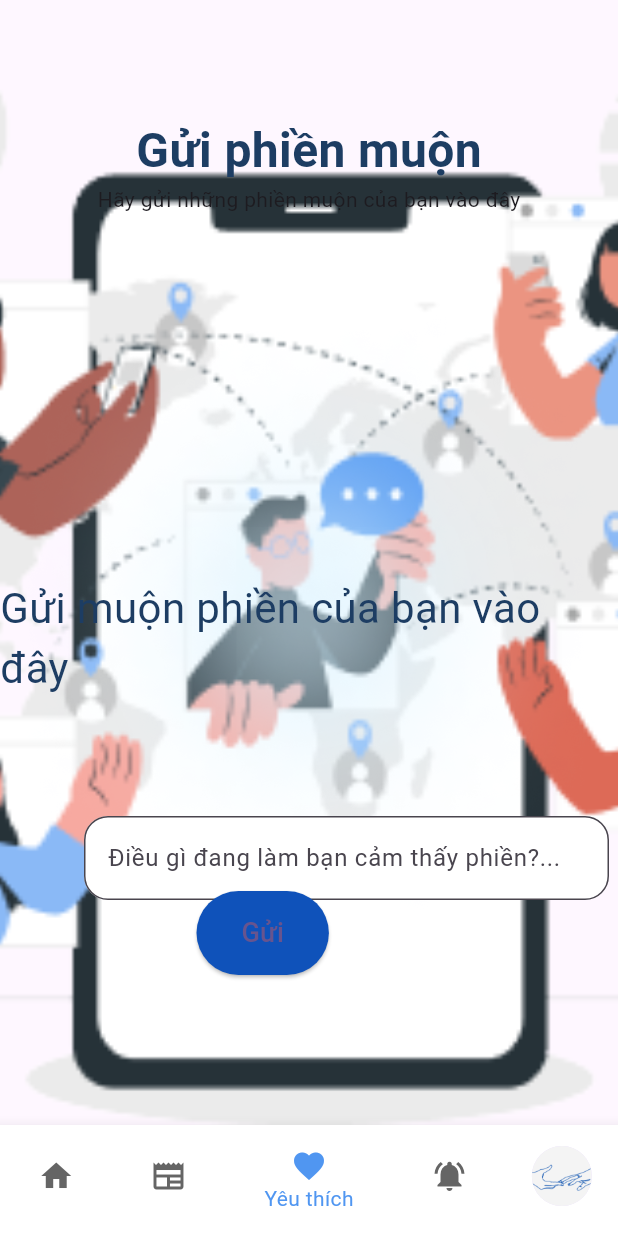
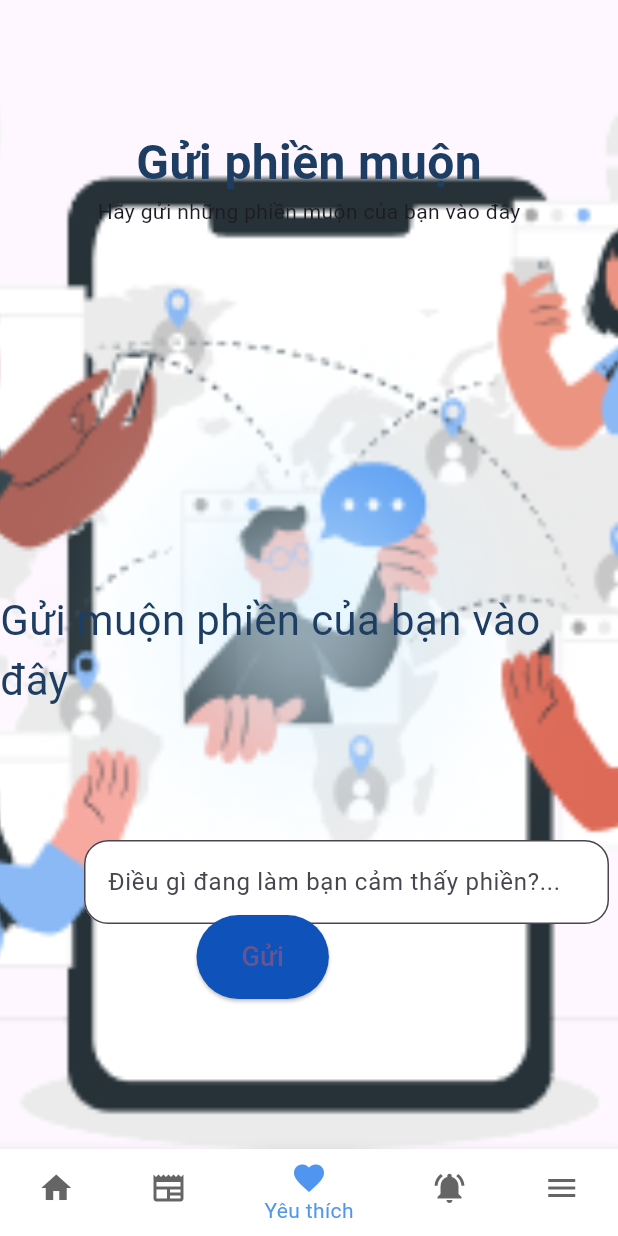
Before and after one commit to hduog/flt-genz-app, a Flutter app: the MainLayout screen opened directly, item 3 of the bottom bar chosen, on a phone screen of 412 x 824 dp. Run offline on Flutter 3.47's test engine with Material 3 defaults, Android fonts, the phone set to English and light mode, and no system bars; our stand-ins replace dio, flutter_riverpod, flutter_svg, fluttertoast, freezed_annotation, shared_preferences and 1 more; accounts and stored records are empty; network calls fail.

Commit message:
đống shit đỡ 1 tí @@

```diff
--- a/lib/core/data/models/PostModel/Author/AuthorGet.dart
+++ b/lib/core/data/models/PostModel/Author/AuthorGet.dart
@@ -6,7 +6,7 @@ part 'AuthorGet.g.dart';
 @freezed
 class AuthorGet with _$AuthorGet {
   factory AuthorGet({
-    @JsonKey(name: 'id') required int id,
+    @JsonKey(name: 'id') required String id,
     @JsonKey(name: 'fullName') required String fullName,
     @JsonKey(name: 'phone') String? phone,
     @JsonKey(name: 'aboutMe') String? aboutMe,
--- a/lib/core/data/models/PostModel/ImageGet/ImageGet.dart
+++ b/lib/core/data/models/PostModel/ImageGet/ImageGet.dart
@@ -6,7 +6,7 @@ part 'ImageGet.g.dart';
 @freezed
 class ImageGet with _$ImageGet {
   factory ImageGet({
-    @JsonKey(name: 'accountId') required int accountId, //DEFINE ENTITY
+    @JsonKey(name: 'accountId') required String accountId, //DEFINE ENTITY
     @JsonKey(name: 'postId') required String postId, //DEFINE ENTITY
     @JsonKey(name: 'path') required String path, //DEFINE ENTITY
   }) = _ImageGet;
--- a/lib/core/data/models/PostModel/PermissionPostGet/PermissionPostGet.dart
+++ b/lib/core/data/models/PostModel/PermissionPostGet/PermissionPostGet.dart
@@ -6,7 +6,7 @@ part 'PermissionPostGet.g.dart';
 @freezed
 class PermissionPostGet with _$PermissionPostGet {
   factory PermissionPostGet({
-    @JsonKey(name: 'id') required int id,
+    @JsonKey(name: 'id') required String id,
     @JsonKey(name: 'description')  String? description,
     @JsonKey(name: 'code')  String? code,
   }) = _PermissionPostGet;
--- a/lib/ui/view/blogs/blogs.dart
+++ b/lib/ui/view/blogs/blogs.dart
@@ -2,7 +2,6 @@ import 'package:flutter/material.dart';
 import 'package:flutter_application_1/core/constants/constants.dart';
 import 'package:flutter_application_1/ui/widget/blog_image.card.dart';
 import 'package:flutter_application_1/ui/widget/blogs.card.dart';
-import 'package:flutter_application_1/ui/widget/cate_image.card.dart';
 import 'package:flutter_application_1/ui/widget/cate_text_button.dart';
 import 'package:flutter_svg/flutter_svg.dart';
 
--- a/lib/ui/widget/main-layout.dart
+++ b/lib/ui/widget/main-layout.dart
@@ -4,9 +4,7 @@ import 'package:flutter_application_1/ui/view/blogs/blogs.dart';
 import 'package:flutter_application_1/ui/view/home/home.dart';
 import 'package:flutter_application_1/ui/view/menu/menu.dart';
 import 'package:flutter_application_1/ui/view/notifications/notifications.dart';
-import 'package:flutter_application_1/ui/view/profile/profile.dart';
 import 'package:flutter_application_1/ui/view/sendSorrow/sendSorrow.dart';
-import 'package:flutter_application_1/view-models/auth/user.prvd.dart';
 import 'package:flutter_riverpod/flutter_riverpod.dart';
 
 class MainLayout extends ConsumerStatefulWidget {
@@ -25,13 +23,11 @@ class _MainLayoutState extends ConsumerState<MainLayout> {
 
   @override
   Widget build(BuildContext context) {
-    final userInfo = ref.watch(userProvider.notifier).getData();
     final Map<int, Widget> routes = {
       0: Home(),
       1: const Blogs(),
       2: SendSorrow(),
       3: NotificationsPage(),
-      // 4: ProfileScreen(),
       4: MenuPage(),
     };
 
@@ -53,19 +49,8 @@ class _MainLayoutState extends ConsumerState<MainLayout> {
                 icon: Icon(Icons.favorite), label: "Yêu thích"),
             const BottomNavigationBarItem(
                 icon: Icon(Icons.notifications_active), label: "Thông báo"),
-            BottomNavigationBarItem(
-                icon: userInfo?.avata != null
-                    ? Image.network(Constants.awsUrl + (userInfo?.avata ?? ''))
-                    : const SizedBox(
-                        height: 40,
-                        width: 40,
-                        child: CircleAvatar(
-                          radius: 50,
-                          backgroundImage:
-                              AssetImage('assets/images/reels-test.png'),
-                        ),
-                      ),
-                label: userInfo?.fullName.split(' ')[0] ?? 'Thông tin'),
+            const BottomNavigationBarItem(
+                icon: Icon(Icons.menu), label: "Menu"),
           ],
         ),
       ),
--- a/lib/view-models/auth/user.prvd.dart
+++ b/lib/view-models/auth/user.prvd.dart
@@ -15,6 +15,7 @@ class UserNotifier extends StateNotifier<BasicInfoGet?> {
   BasicInfoGet? getData() {
     return state;
   }
+
 }
 
 final userProvider = StateNotifierProvider<UserNotifier, BasicInfoGet?>((ref) {
--- a/lib/view-models/post/post.prvd.dart
+++ b/lib/view-models/post/post.prvd.dart
@@ -11,8 +11,9 @@ class PostNotifier extends StateNotifier<PostInfoGet?> {
   PostInfoGet? getData() {
     return state;
   }
+
 }
 
-final userProvider = StateNotifierProvider<PostNotifier, PostInfoGet?>((ref) {
+final postProvider = StateNotifierProvider<PostNotifier, PostInfoGet?>((ref) {
   return PostNotifier();
 });
```
Also changed, not shown: lib/core/service/post/post_service.dart (+17 -3 lines), lib/ui/view/home/home.dart (+47 -26 lines), lib/ui/widget/reel-card.dart (+20 -39 lines), lib/core/data/models/PostModel/Author/AuthorGet.freezed.dart, lib/core/data/models/PostModel/Author/AuthorGet.g.dart, lib/core/data/models/PostModel/Comment/CommentForGet.freezed.dart, lib/core/data/models/PostModel/ImageGet/ImageGet.freezed.dart, lib/core/data/models/PostModel/ImageGet/ImageGet.g.dart, lib/core/data/models/PostModel/PermissionPostGet/PermissionPostGet.freezed.dart, lib/core/data/models/PostModel/PermissionPostGet/PermissionPostGet.g.dart.
